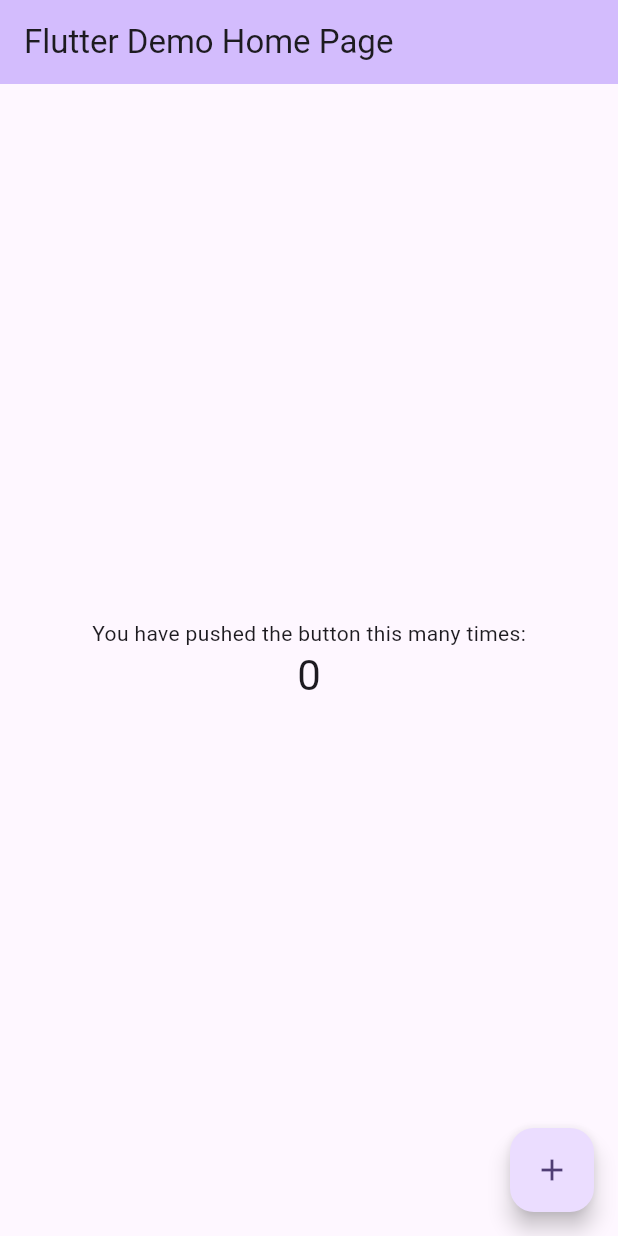
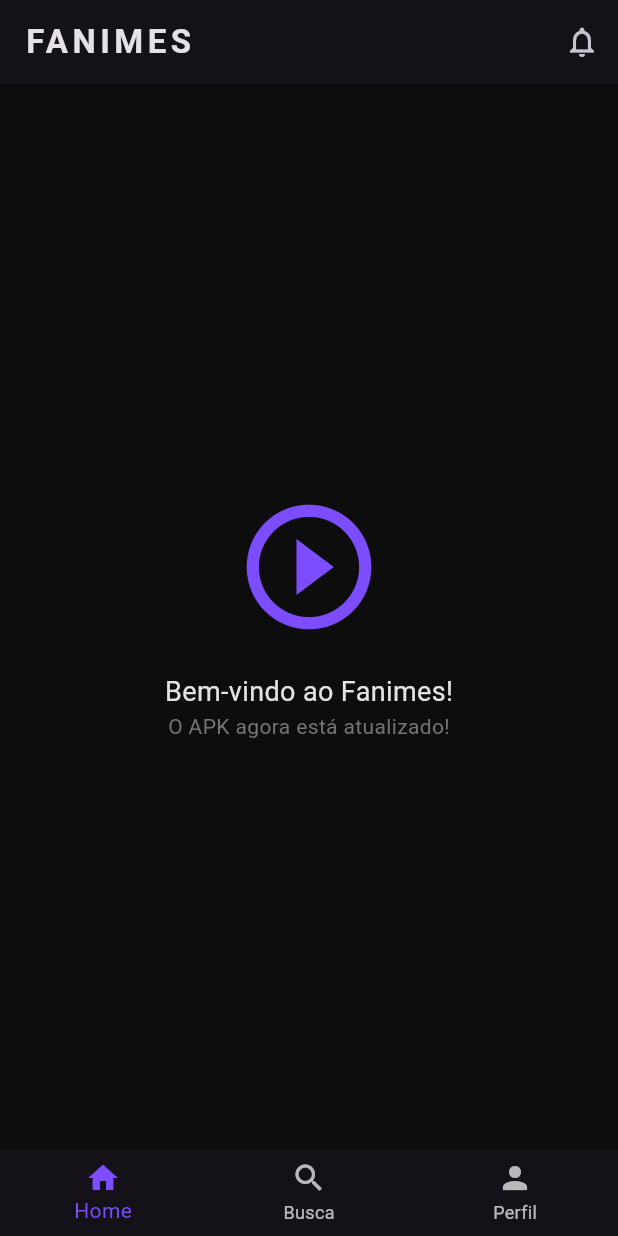
Before and after one commit to carlosandre1514-prog/fanimes, a Flutter app: the screen it shows after launch, on a phone screen of 412 x 824 dp. Run offline on Flutter 3.47's test engine with Material 3 defaults, Android fonts, the phone set to English and light mode, and no system bars.

Commit message:
Interface do Fanimes atualizada

```diff
--- a/lib/main.dart
+++ b/lib/main.dart
@@ -1,121 +1,64 @@
 import 'package:flutter/material.dart';
 
 void main() {
-  runApp(const MyApp());
+  runApp(const FanimesApp());
 }
 
-class MyApp extends StatelessWidget {
-  const MyApp({super.key});
+class FanimesApp extends StatelessWidget {
+  const FanimesApp({super.key});
 
-  // This widget is the root of your application.
   @override
   Widget build(BuildContext context) {
     return MaterialApp(
-      title: 'Flutter Demo',
-      theme: ThemeData(
-        // This is the theme of your application.
-        //
-        // TRY THIS: Try running your application with "flutter run". You'll see
-        // the application has a purple toolbar. Then, without quitting the app,
-        // try changing the seedColor in the colorScheme below to Colors.green
-        // and then invoke "hot reload" (save your changes or press the "hot
-        // reload" button in a Flutter-supported IDE, or press "r" if you used
-        // the command line to start the app).
-        //
-        // Notice that the counter didn't reset back to zero; the application
-        // state is not lost during the reload. To reset the state, use hot
-        // restart instead.
-        //
-        // This works for code too, not just values: Most code changes can be
-        // tested with just a hot reload.
-        colorScheme: .fromSeed(seedColor: Colors.deepPurple),
+      title: 'FANIMES',
+      debugShowCheckedModeBanner: false,
+      theme: ThemeData.dark().copyWith(
+        primaryColor: Colors.deepPurple,
+        scaffoldBackgroundColor: const Color(0xFF0D0D0D),
       ),
-      home: const MyHomePage(title: 'Flutter Demo Home Page'),
+      home: const MainNavigation(),
     );
   }
 }
 
-class MyHomePage extends StatefulWidget {
-  const MyHomePage({super.key, required this.title});
-
-  // This widget is the home page of your application. It is stateful, meaning
-  // that it has a State object (defined below) that contains fields that affect
-  // how it looks.
-
-  // This class is the configuration for the state. It holds the values (in this
-  // case the title) provided by the parent (in this case the App widget) and
-  // used by the build method of the State. Fields in a Widget subclass are
-  // always marked "final".
-
-  final String title;
+class MainNavigation extends StatefulWidget {
+  const MainNavigation({super.key});
 
   @override
-  State<MyHomePage> createState() => _MyHomePageState();
+  State<MainNavigation> createState() => _MainNavigationState();
 }
 
-class _MyHomePageState extends State<MyHomePage> {
-  int _counter = 0;
-
-  void _incrementCounter() {
-    setState(() {
-      // This call to setState tells the Flutter framework that something has
-      // changed in this State, which causes it to rerun the build method below
-      // so that the display can reflect the updated values. If we changed
-      // _counter without calling setState(), then the build method would not be
-      // called again, and so nothing would appear to happen.
-      _counter++;
-    });
-  }
+class _MainNavigationState extends State<MainNavigation> {
+  int _selectedIndex = 0;
 
   @override
   Widget build(BuildContext context) {
-    // This method is rerun every time setState is called, for instance as done
-    // by the _incrementCounter method above.
-    //
-    // The Flutter framework has been optimized to make rerunning build methods
-    // fast, so that you can just rebuild anything that needs updating rather
-    // than having to individually change instances of widgets.
     return Scaffold(
       appBar: AppBar(
-        // TRY THIS: Try changing the color here to a specific color (to
-        // Colors.amber, perhaps?) and trigger a hot reload to see the AppBar
-        // change color while the other colors stay the same.
-        backgroundColor: Theme.of(context).colorScheme.inversePrimary,
-        // Here we take the value from the MyHomePage object that was created by
-        // the App.build method, and use it to set our appbar title.
-        title: Text(widget.title),
+        title: const Text('FANIMES', style: TextStyle(letterSpacing: 3, fontWeight: FontWeight.bold)),
+        actions: [IconButton(icon: const Icon(Icons.notifications_none), onPressed: () {})],
       ),
       body: Center(
-        // Center is a layout widget. It takes a single child and positions it
-        // in the middle of the parent.
         child: Column(
-          // Column is also a layout widget. It takes a list of children and
-          // arranges them vertically. By default, it sizes itself to fit its
-          // children horizontally, and tries to be as tall as its parent.
-          //
-          // Column has various properties to control how it sizes itself and
-          // how it positions its children. Here we use mainAxisAlignment to
-          // center the children vertically; the main axis here is the vertical
-          // axis because Columns are vertical (the cross axis would be
-          // horizontal).
-          //
-          // TRY THIS: Invoke "debug painting" (choose the "Toggle Debug Paint"
-          // action in the IDE, or press "p" in the console), to see the
-          // wireframe for each widget.
-          mainAxisAlignment: .center,
+          mainAxisAlignment: MainAxisAlignment.center,
           children: [
-            const Text('You have pushed the button this many times:'),
-            Text(
-              '$_counter',
-              style: Theme.of(context).textTheme.headlineMedium,
-            ),
+            const Icon(Icons.play_circle_outline, size: 100, color: Colors.deepPurpleAccent),
+            const SizedBox(height: 20),
+            const Text("Bem-vindo ao Fanimes!", style: TextStyle(fontSize: 18)),
+            Text("O APK agora está atualizado!", style: TextStyle(color: Colors.grey[600])),
           ],
         ),
       ),
-      floatingActionButton: FloatingActionButton(
-        onPressed: _incrementCounter,
-        tooltip: 'Increment',
-        child: const Icon(Icons.add),
+      bottomNavigationBar: BottomNavigationBar(
+        currentIndex: _selectedIndex,
+        onTap: (index) => setState(() => _selectedIndex = index),
+        type: BottomNavigationBarType.fixed,
+        selectedItemColor: Colors.deepPurpleAccent,
+        items: const [
+          BottomNavigationBarItem(icon: Icon(Icons.home), label: 'Home'),
+          BottomNavigationBarItem(icon: Icon(Icons.search), label: 'Busca'),
+          BottomNavigationBarItem(icon: Icon(Icons.person), label: 'Perfil'),
+        ],
       ),
     );
   }
```
